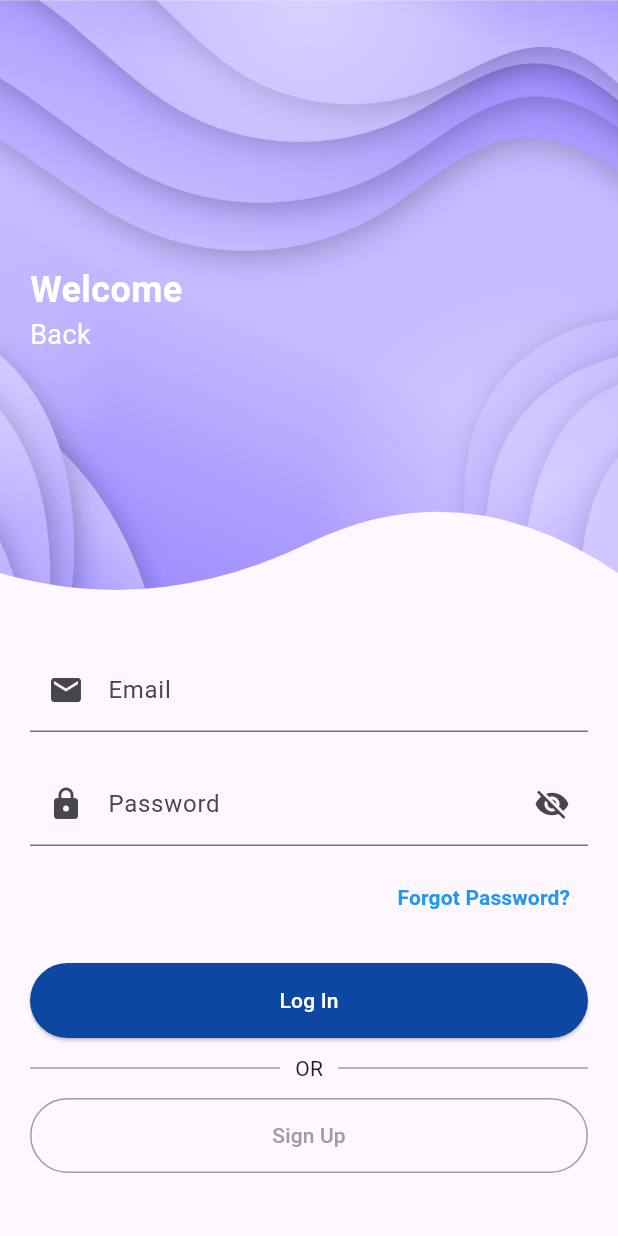
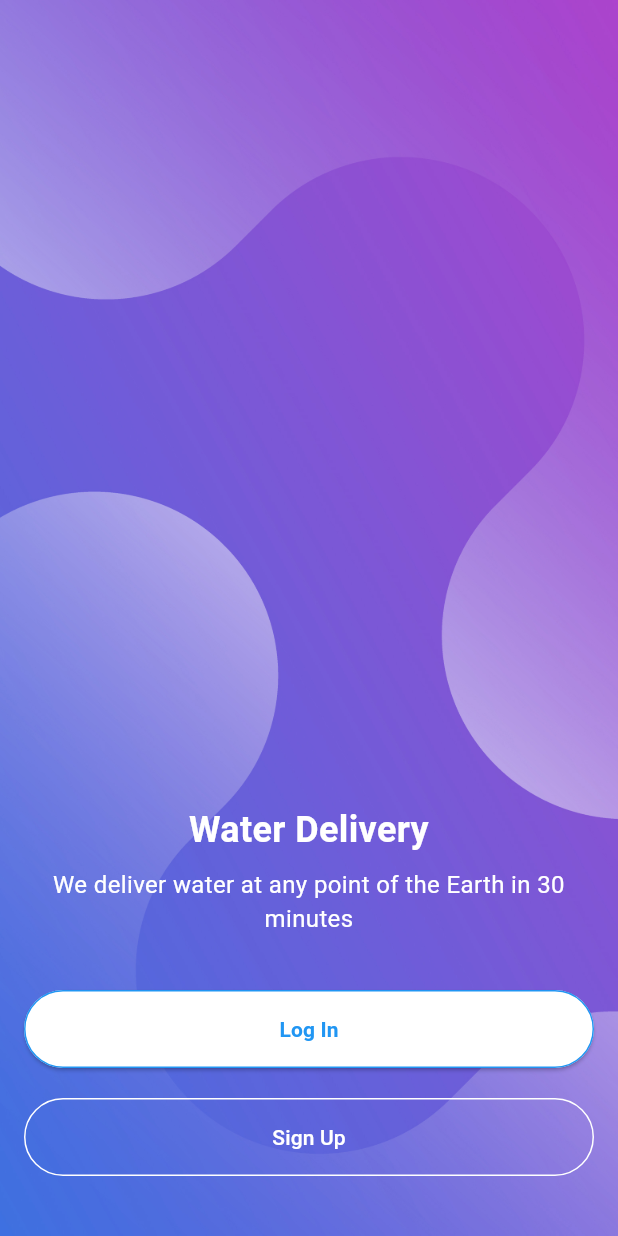
Before and after one commit to SaaammmyyyS/practice_flutter, a Flutter app: the screen it shows after launch, on a phone screen of 412 x 824 dp. Run offline on Flutter 3.47's test engine with Material 3 defaults, Android fonts, the phone set to English and light mode, and no system bars.

Commit message:
feat: Add back button to WaveAppBar for navigation to home screen
- Integrated a back button in the WaveAppBar.
- Positioned the back button at the top left corner.
- Enabled navigation to the previous screen when the back button is pressed.
- Maintained the background image and text alignment in the app bar.

```diff
--- /dev/null
+++ b/lib/home_screen.dart
@@ -0,0 +1,100 @@
+import 'package:flutter/material.dart';
+
+class HomeScreen extends StatelessWidget {
+  const HomeScreen({super.key});
+
+  @override
+  Widget build(BuildContext context) {
+    return Scaffold(
+      body: Stack(
+        children: [
+          // Background image
+          Container(
+            decoration: const BoxDecoration(
+              image: DecorationImage(
+                image: AssetImage('assets/background.jpg'), // Ensure you have this image in your assets
+                fit: BoxFit.cover,
+              ),
+            ),
+          ),
+          // Positioned content at the bottom
+          const Positioned(
+            bottom: 200, // Adjust to position above buttons
+            left: 16,
+            right: 16,
+            child: Column(
+              children: [
+                Text(
+                  'Water Delivery',
+                  style: TextStyle(
+                    color: Colors.white,
+                    fontSize: 24,
+                    fontWeight: FontWeight.bold,
+                  ),
+                  textAlign: TextAlign.center,
+                ),
+                SizedBox(height: 8),
+                Text(
+                  'We deliver water at any point of the Earth in 30 minutes',
+                  textAlign: TextAlign.center,
+                  style: TextStyle(
+                    color: Colors.white,
+                    fontSize: 16,
+                  ),
+                ),
+              ],
+            ),
+          ),
+          // Positioned buttons at the bottom
+          Positioned(
+            bottom: 40,
+            left: 16,
+            right: 16,
+            child: Column(
+              children: [
+                ElevatedButton(
+                  onPressed: () {
+                    // Navigate to login page
+                    Navigator.pushNamed(context, '/login'); // Ensure you have the route set up
+                  },
+                  style: ElevatedButton.styleFrom(
+                    backgroundColor: Colors.white, // White background
+                    padding: const EdgeInsets.symmetric(vertical: 16),
+                    minimumSize: const Size(double.infinity, 50), // Stretch button
+                    side: const BorderSide(color: Colors.blue), // Border color
+                  ),
+                  child: const Text(
+                    'Log In',
+                    style: TextStyle(
+                      color: Colors.blue, // Blue text color
+                      fontWeight: FontWeight.bold, // Bold text
+                    ),
+                  ),
+                ),
+                const SizedBox(height: 20),
+                OutlinedButton(
+                  onPressed: () {
+                    // Navigate to sign up page
+                    Navigator.pushNamed(context, '/signUp'); // Ensure you have the route set up
+                  },
+                  style: OutlinedButton.styleFrom(
+                    side: const BorderSide(color: Colors.white), // White border
+                    padding: const EdgeInsets.symmetric(vertical: 16),
+                    minimumSize: const Size(double.infinity, 50), // Stretch button
+                    backgroundColor: Colors.transparent, // Ensure transparent background
+                  ),
+                  child: const Text(
+                    'Sign Up',
+                    style: TextStyle(
+                      color: Colors.white, // White text color
+                    ),
+                  ),
+                ),
+              ],
+            ),
+          ),
+        ],
+      ),
+    );
+  }
+}
--- a/lib/login_page.dart
+++ b/lib/login_page.dart
@@ -3,6 +3,8 @@ import 'package:flutter_application_1/wave_app_bar.dart';
 import 'sign_up_screen.dart'; // Import the sign-up screen
 
 class LoginScreen extends StatefulWidget {
+  const LoginScreen({super.key});
+
   @override
   _LoginScreenState createState() => _LoginScreenState();
 }
--- a/lib/main.dart
+++ b/lib/main.dart
@@ -1,21 +1,26 @@
 import 'package:flutter/material.dart';
-import 'package:flutter_application_1/login_page.dart';
+import 'home_screen.dart';
 import 'login_page.dart';
+import 'sign_up_screen.dart';
 
 void main() {
-  runApp(MyApp());
+  runApp(const MyApp());
 }
 
 class MyApp extends StatelessWidget {
+  const MyApp({super.key});
+
   @override
   Widget build(BuildContext context) {
     return MaterialApp(
       debugShowCheckedModeBanner: false,
-      title: 'Flutter Login UI',
-      theme: ThemeData(
-        primarySwatch: Colors.blue,
-      ),
-      home: LoginScreen(), // Use LoginScreen() here
+      title: 'Your App',
+      initialRoute: '/',
+      routes: {
+        '/': (context) => const HomeScreen(),
+        '/login': (context) => const LoginScreen(),
+        '/signUp': (context) => SignUpScreen(),
+      },
     );
   }
 }
--- a/lib/sign_up_screen.dart
+++ b/lib/sign_up_screen.dart
@@ -2,6 +2,8 @@ import 'package:flutter/material.dart';
 import 'package:flutter_application_1/wave_app_bar.dart';
 
 class SignUpScreen extends StatefulWidget {
+  const SignUpScreen({super.key});
+
   @override
   _SignUpScreenState createState() => _SignUpScreenState();
 }
--- a/lib/wave_app_bar.dart
+++ b/lib/wave_app_bar.dart
@@ -4,9 +4,9 @@ class WaveAppBar extends StatelessWidget {
   final double height;
 
   const WaveAppBar({
-    Key? key,
+    super.key,
     required this.height,
-  }) : super(key: key);
+  });
 
   @override
   Widget build(BuildContext context) {
@@ -20,7 +20,9 @@ class WaveAppBar extends StatelessWidget {
             fit: BoxFit.cover,
           ),
         ),
-        child: const Padding(
+        child: Stack(
+          children: [
+            const Padding(
               padding: EdgeInsets.symmetric(horizontal: 20), // Adjust for alignment
               child: Align(
                 alignment: Alignment.centerLeft, // Align text to the left
@@ -46,6 +48,18 @@ class WaveAppBar extends StatelessWidget {
                   ],
                 ),
               ),
+            ),
+            Positioned(
+              top: 16,
+              left: 16,
+              child: IconButton(
+                icon: const Icon(Icons.arrow_back, color: Colors.white), // Back icon
+                onPressed: () {
+                  Navigator.pop(context); // Navigate back to the previous screen
+                },
+              ),
+            ),
+          ],
         ),
       ),
     );
```
Also changed, not shown: assets/1.jpg (deleted), assets/3.jpg (added), assets/background.jpg. Lines whose indentation alone changed are shown as unchanged.
